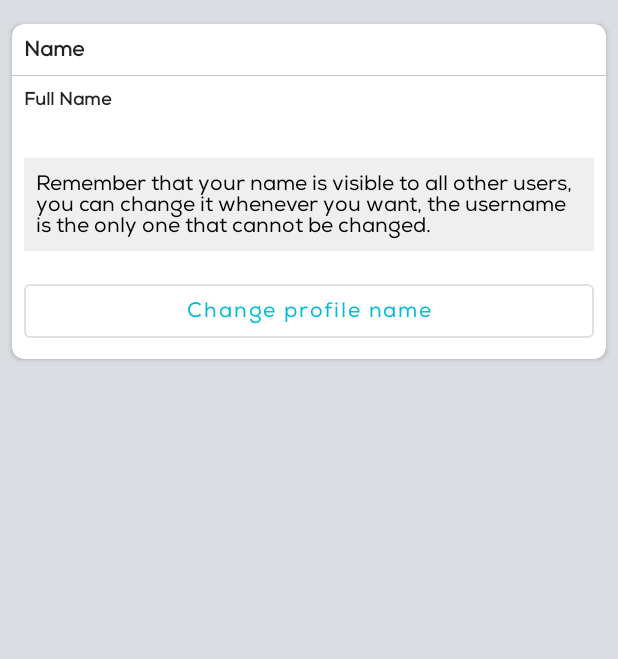
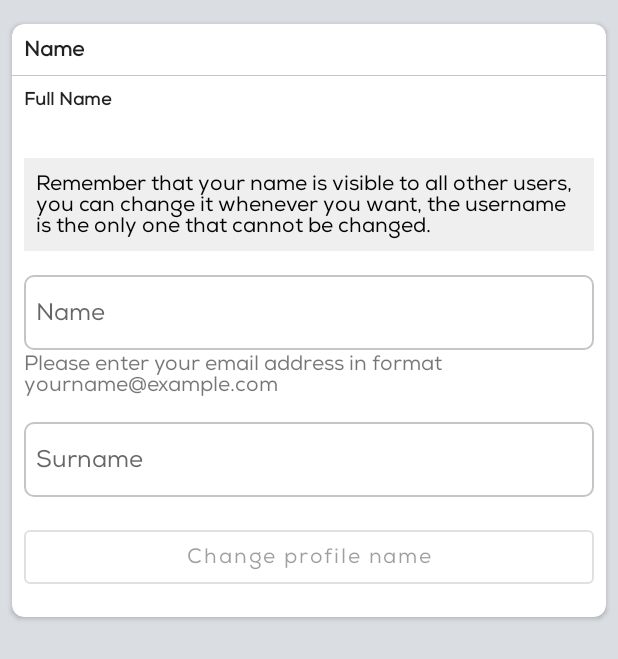
Before and after one commit to GaboRohez/SocialNetwork-Test, an Android app: the layout fragment_update_info.xml on its own in the app's theme, with its tools: preview values and no code run, on a phone screen of 412 x 824 dp. Shown: the top 659 px of the screen. Run offline under Robolectric (Android 15) with nearby library versions, the phone set to English and light mode, and no system bars; network calls fail.

Commit message:
design uodate personal info

```diff
--- a/app/src/main/java/xyz/gaborohez/socialnetwork/constants/AppConstants.java
+++ b/app/src/main/java/xyz/gaborohez/socialnetwork/constants/AppConstants.java
@@ -22,8 +22,8 @@ public class AppConstants {
     public static final String Authorization = "Authorization";
 
     //  url's
-    //public static final String BASE_URL = "http://10.0.2.2:3800/api/";  //emulator
-    public static final String BASE_URL = "http://192.168.100.12:3800/api/";
+    public static final String BASE_URL = "http://10.0.2.2:3800/api/";  //emulator
+    //public static final String BASE_URL = "http://192.168.100.12:3800/api/";
     public static final String BASE_IMAGE_URL = "http://192.168.100.12:3800/api/uploads/users/";
 
     //  regex
--- a/app/src/main/java/xyz/gaborohez/socialnetwork/ui/edit_profile/view/EditProfileFragment.java
+++ b/app/src/main/java/xyz/gaborohez/socialnetwork/ui/edit_profile/view/EditProfileFragment.java
@@ -97,7 +97,7 @@ public class EditProfileFragment extends BaseFragment<EditProfileContract.Presen
                 showImageDialog();
                 break;
             case R.id.btnPersonalInfo:
-                addFragmentInParentActivity(new PersonalInfoFragment(String.format(getString(R.string.user_name), user.getName(), user.getSurname())), PersonalInfoFragment.class.getName(), R.id.contentMain);
+                addFragmentInParentActivity(new PersonalInfoFragment(String.format(getString(R.string.user_name), user.getName(), user.getSurname()), user.getEmail()), PersonalInfoFragment.class.getName(), R.id.contentMain);
                 return;
             default:
                 return;
--- /dev/null
+++ b/app/src/main/res/drawable/simple_edittext_style.xml
@@ -0,0 +1,16 @@
+<?xml version="1.0" encoding="utf-8"?>
+<shape xmlns:android="http://schemas.android.com/apk/res/android">
+    <stroke
+        android:width="1dp"
+        android:color="@color/colorLightGray" />
+    <solid
+        android:color="#00FFFFFF"
+        android:paddingLeft="6dp"
+        android:paddingTop="6dp" />
+    <padding
+        android:bottom="6dp"
+        android:left="8dp"
+        android:right="8dp"
+        android:top="6dp" />
+    <corners android:radius="6dp" />
+</shape>
--- a/app/src/main/res/layout/fragment_update_info.xml
+++ b/app/src/main/res/layout/fragment_update_info.xml
@@ -5,7 +5,7 @@
     android:layout_height="match_parent"
     xmlns:app="http://schemas.android.com/apk/res-auto"
     android:background="@color/colorBackground"
-    tools:context=".ui.update_user_info.UpdateInfoFragment">
+    tools:context=".ui.update_user_info.view.UpdateInfoFragment">
 
 
     <androidx.cardview.widget.CardView
@@ -22,6 +22,7 @@
             android:layout_height="wrap_content">
 
             <TextView
+                android:id="@+id/title"
                 android:padding="@dimen/dimen_small"
                 android:textStyle="bold"
                 android:textAppearance="@style/TextAppearance.AppCompat.Body2"
@@ -35,6 +36,7 @@
                 android:layout_height="0.5dp"/>
 
             <TextView
+                android:id="@+id/tvSubtitle"
                 android:paddingStart="@dimen/dimen_small"
                 android:paddingTop="@dimen/dimen_small"
                 android:textStyle="bold"
@@ -45,6 +47,7 @@
                 android:layout_height="wrap_content"/>
 
             <TextView
+                android:id="@+id/tvInfo"
                 android:paddingStart="@dimen/dimen_small"
                 android:textAppearance="@style/TextAppearance.AppCompat.Caption"
                 tools:text="@tools:sample/full_names"
@@ -52,6 +55,7 @@
                 android:layout_height="wrap_content"/>
 
             <TextView
+                android:id="@+id/tvMessage"
                 android:background="@color/colorGrayButton"
                 android:textColor="@color/colorBlack"
                 android:padding="@dimen/dimen_small"
@@ -63,12 +67,48 @@
                 android:layout_width="match_parent"
                 android:layout_height="wrap_content"/>
 
+            <EditText
+                android:id="@+id/etName"
+                android:hint="@string/name"
+                android:inputType="textCapSentences"
+                android:textAppearance="@style/TextAppearance.AppCompat.Subhead"
+                android:background="@drawable/simple_edittext_style"
+                android:layout_marginStart="@dimen/dimen_small"
+                android:layout_marginEnd="@dimen/dimen_small"
+                android:layout_width="match_parent"
+                android:layout_height="@dimen/dimen_height_edittext"/>
+
+            <TextView
+                android:id="@+id/tvMessageEmail"
+                android:visibility="gone"
+                tools:visibility="visible"
+                android:text="@string/email_error_message"
+                android:layout_marginStart="@dimen/dimen_small"
+                android:layout_marginEnd="@dimen/dimen_small"
+                android:layout_width="wrap_content"
+                android:layout_height="wrap_content"/>
+
+            <EditText
+                android:id="@+id/etSurname"
+                android:hint="@string/surname"
+                android:inputType="textCapSentences"
+                android:textAppearance="@style/TextAppearance.AppCompat.Subhead"
+                android:background="@drawable/simple_edittext_style"
+                android:layout_marginTop="@dimen/dimen_normal"
+                android:layout_marginStart="@dimen/dimen_small"
+                android:layout_marginEnd="@dimen/dimen_small"
+                android:layout_width="match_parent"
+                android:layout_height="@dimen/dimen_height_edittext"/>
+
             <com.google.android.material.button.MaterialButton
+                android:id="@+id/btnAction"
                 android:textAllCaps="false"
+                android:enabled="false"
+                android:layout_marginTop="@dimen/dimen_normal"
                 style="@style/Widget.MaterialComponents.Button.OutlinedButton"
                 android:layout_marginStart="@dimen/dimen_small"
                 android:layout_marginEnd="@dimen/dimen_small"
-                android:layout_marginBottom="@dimen/dimen_small"
+                android:layout_marginBottom="@dimen/dimen_normal"
                 android:text="@string/change_profile_name"
                 android:layout_width="match_parent"
                 android:layout_height="wrap_content"/>
--- a/app/src/main/res/values/dimens.xml
+++ b/app/src/main/res/values/dimens.xml
@@ -10,4 +10,5 @@
     <dimen name="dimen_profile_post">50dp</dimen>
     <dimen name="dimen_small_profile_post">40dp</dimen>
     <dimen name="dimen_image_comment">300dp</dimen>
+    <dimen name="dimen_height_edittext">50dp</dimen>
 </resources>
--- a/app/src/main/res/values/strings.xml
+++ b/app/src/main/res/values/strings.xml
@@ -80,7 +80,8 @@
     <string name="edit_name_message">Remember that your name is visible to all other users, you can change it whenever you want, the username is the only one that cannot be changed.</string>
     <string name="change_profile_name">Change profile name</string>
     <string name="change_email">Change email address</string>
-    <style name="edit_email_message">You can change your email as many times as you want, but remember that if you change it now you must log in with the new email.</style>
+    <string name="current_email">Current Email</string>
+    <string name="edit_email_message">You can change your email as many times as you want, but remember that if you change it now you must log in with the new email.</string>
 
 
 </resources>
```
Also changed, not shown: app/src/main/java/xyz/gaborohez/socialnetwork/ui/personal_information/PersonalInfoFragment.java (+5 -5 lines), app/src/main/java/xyz/gaborohez/socialnetwork/ui/update_user_info/UpdateInfoFragment.java (deleted, +0 -29 lines), app/src/main/java/xyz/gaborohez/socialnetwork/ui/update_user_info/interactor/UpdateInfoInteractor.java (added, +11 -0 lines), app/src/main/java/xyz/gaborohez/socialnetwork/ui/update_user_info/presenter/UpdateInfoContract.java (added, +20 -0 lines), app/src/main/java/xyz/gaborohez/socialnetwork/ui/update_user_info/presenter/UpdateInfoPresenter.java (added, +18 -0 lines), app/src/main/java/xyz/gaborohez/socialnetwork/ui/update_user_info/view/UpdateInfoFragment.java (added, +103 -0 lines).
